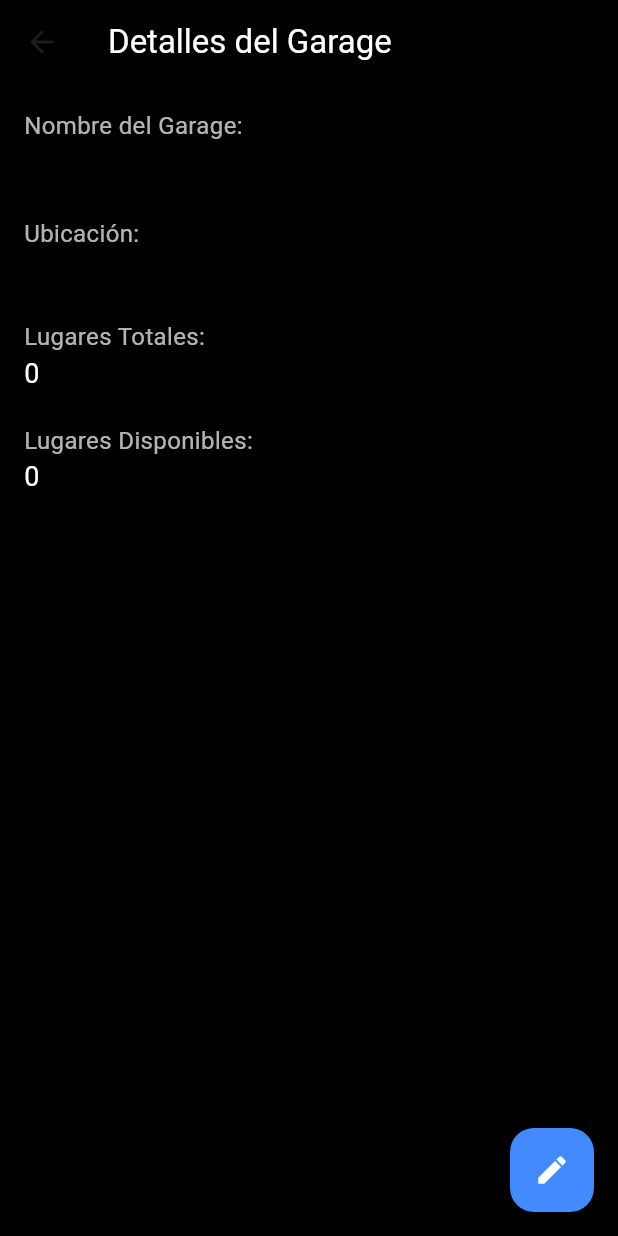
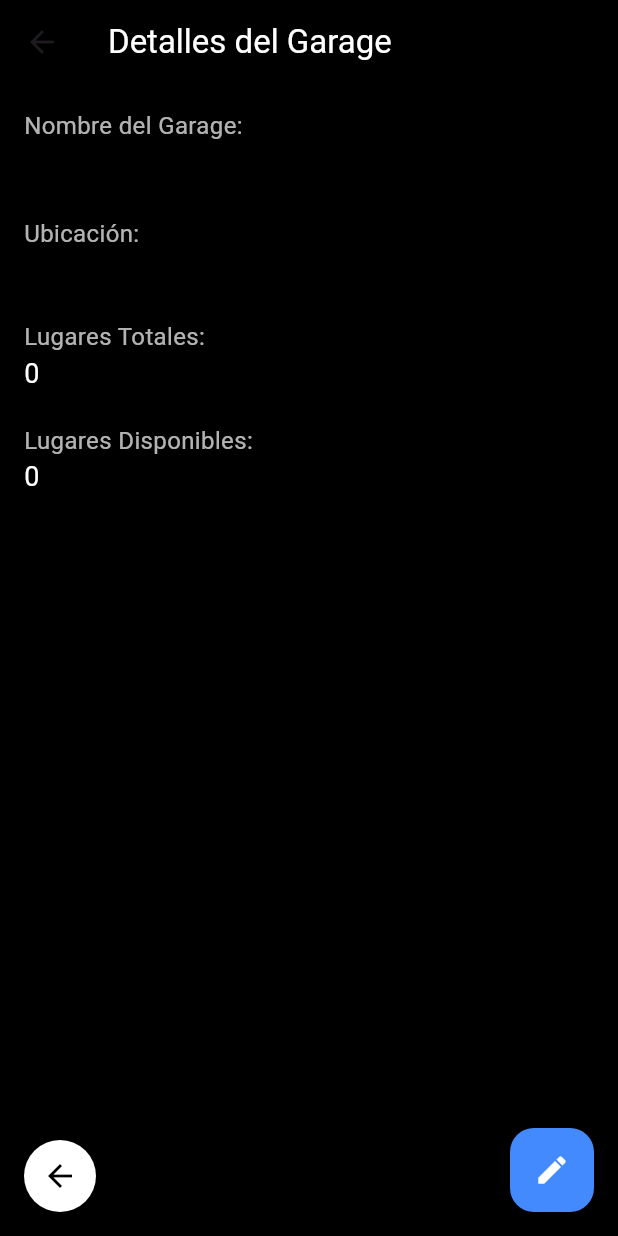
Before and after one commit to nitoxxic/e-garage-proveedor, a Flutter app: the DetalleGarage screen opened directly with empty values, on a phone screen of 412 x 824 dp. Run offline on Flutter 3.47's test engine with Material 3 defaults, Android fonts, the phone set to English and light mode, and no system bars; our stand-ins replace bloc, cloud_firestore, equatable, firebase_auth, firebase_core, firebase_messaging and 11 more; accounts and stored records are empty.

Commit message:
agregue algunos botones y arregle cosas de navegacion

```diff
--- a/lib/core/router/app_router.dart
+++ b/lib/core/router/app_router.dart
@@ -67,5 +67,10 @@ final GoRouter appRouter = GoRouter(
       builder: (context, state) => const Registrarpagoefectivo(),
       name: Registrarpagoefectivo.name,
     ),
+    GoRoute(
+      path: '/LoginAdministrador',
+      builder: (context, state) => const AdminHomePage(),
+      name: AdminHomePage.name,
+    ),
   ],
 );
--- a/lib/screens/ingresos.dart
+++ b/lib/screens/ingresos.dart
@@ -1,7 +1,9 @@
 import 'package:cloud_firestore/cloud_firestore.dart';
 import 'package:e_garage_proveedor/core/Entities/Garage.dart';
 import 'package:e_garage_proveedor/core/Providers/user_provider.dart';
+import 'package:e_garage_proveedor/widgetsPersonalizados/BotonAtras.dart';
 import 'package:e_garage_proveedor/widgetsPersonalizados/ingresosGarage.dart';
+import 'package:e_garage_proveedor/widgetsPersonalizados/MenuAdministrador.dart';
 import 'package:flutter/material.dart';
 import 'package:flutter_riverpod/flutter_riverpod.dart';
 
@@ -78,6 +80,7 @@ class Ingresos extends ConsumerWidget {
         ),
         elevation: 0,
       ),
+      drawer: const MenuAdministrador(), // Menú lateral
       body: Column(
         children: [
           FutureBuilder<Map<String, dynamic>>(
@@ -191,6 +194,7 @@ class Ingresos extends ConsumerWidget {
           ),
         ],
       ),
+      bottomNavigationBar: const BackButtonWidget(),
     );
   }
 }
--- a/lib/widgetsPersonalizados/detalleGarage.dart
+++ b/lib/widgetsPersonalizados/detalleGarage.dart
@@ -1,7 +1,7 @@
 import 'package:e_garage_proveedor/core/Entities/Garage.dart';
 import 'package:e_garage_proveedor/screens/editarGarage.dart';
+import 'package:e_garage_proveedor/widgetsPersonalizados/BotonAtras.dart';
 import 'package:flutter/material.dart';
-
 
 class DetalleGarage extends StatefulWidget {
   final Garage garage;
@@ -25,7 +25,9 @@ class _DetalleGarageState extends State<DetalleGarage> {
         ),
         elevation: 0,
       ),
-      body: Padding(
+      body: Stack(
+        children: [
+          Padding(
             padding: const EdgeInsets.all(16.0),
             child: Column(
               crossAxisAlignment: CrossAxisAlignment.start,
@@ -93,6 +95,10 @@ class _DetalleGarageState extends State<DetalleGarage> {
               ],
             ),
           ),
+          // Botón atrás añadido al Stack
+          const BackButtonWidget(),
+        ],
+      ),
       floatingActionButton: FloatingActionButton(
         backgroundColor: Colors.blueAccent,
         onPressed: () {
```
Also changed, not shown: lib/screens/EditarDatosAdmin.dart (+8 -10 lines), lib/screens/pantallaReservas.dart (+10 -1 lines), lib/widgetsPersonalizados/lugaresDisponibles.dart (+17 -6 lines). Lines whose indentation alone changed are shown as unchanged.
